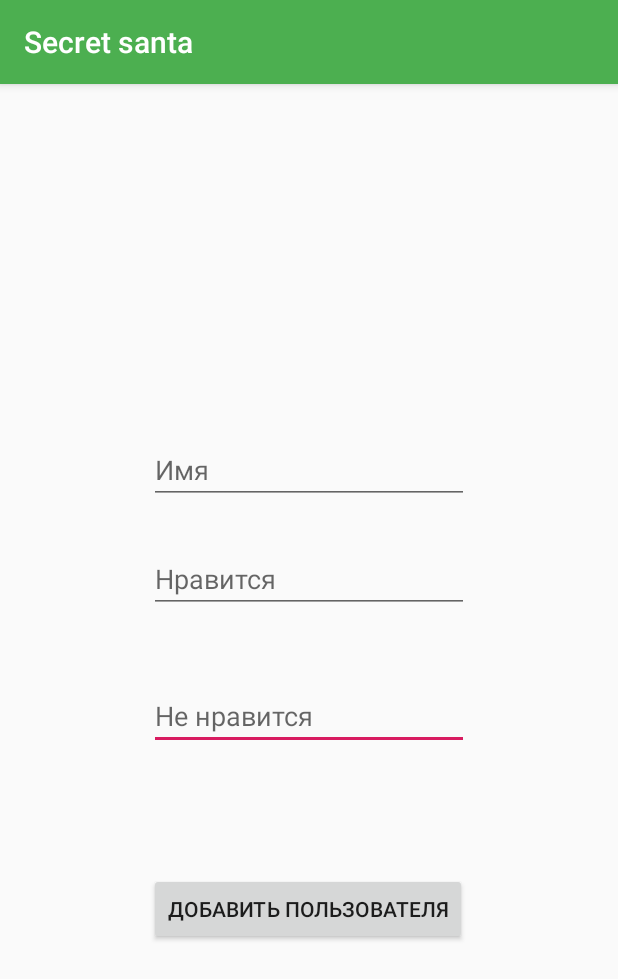
After one commit to AleksKirienko/Santa, an Android app: the CreateUser screen opened directly, with no data from a screen before it, on a phone screen of 412 x 824 dp. The commit adds this screen. Shown: the top 979 px of the screen. Run offline under Robolectric (Android 15) with nearby library versions, the phone set to English and light mode, and no system bars.

Commit message:
Added works with users in groups

```diff
--- /dev/null
+++ b/app/src/main/java/shift/santa/features/CreateUser/CreateUser.kt
@@ -0,0 +1,64 @@
+package shift.santa.features.CreateUser
+
+import android.app.Activity
+import android.content.Intent
+import androidx.appcompat.app.AppCompatActivity
+import android.os.Bundle
+import android.widget.Button
+import android.widget.ProgressBar
+import android.widget.Toast
+import androidx.recyclerview.widget.RecyclerView
+import kotlinx.android.synthetic.main.activity_create_user.*
+import shift.santa.R
+import shift.santa.features.BaseActivity
+import shift.santa.features.MvpPresenter
+import shift.santa.features.activitytwo.TwoView
+import shift.santa.features.books.presentation.BookAdapter
+import shift.santa.features.books.presentation.BookListPresenter
+import shift.santa.features.books.presentation.BookListView
+import shift.santa.features.books.presentation.PresenterFactory
+import shift.santa.features.groupList.groupListActivity
+
+class CreateUser : BaseActivity<CreateUserView>(), CreateUserView {
+
+    private var presenter: CreateUserPresenter? = null
+
+    override fun onCreate(savedInstanceState: Bundle?) {
+        super.onCreate(savedInstanceState)
+        setContentView(R.layout.activity_create_user)
+
+        button3.setOnClickListener {
+            val fieldName = editText.toString()
+            val fieldLikes = editText5.toString()
+            val fieldDislikes = editText6.toString()
+
+            presenter!!.onClick(fieldName, fieldLikes, fieldDislikes)
+        }
+    }
+
+    override fun getMvpPresenter(): MvpPresenter<CreateUserView> {
+        presenter = PresenterFactory.createPresenterUser(this)
+        return presenter!!
+    }
+
+    override fun getMvpView(): CreateUserView {
+        return this
+    }
+
+    override fun showError(error: String) {
+        Toast.makeText(this, error, Toast.LENGTH_LONG).show()
+    }
+
+    override fun openGroupList() {
+        //запрос на добавление в группу
+        //finish()
+    }
+
+
+    override fun goBackSuccess() {
+        //Toast.makeText(this, "Success", Toast.LENGTH_LONG).show()
+        //запрос на добавление группы
+        setResult(Activity.RESULT_OK)
+        finish()
+    }
+}
--- /dev/null
+++ b/app/src/main/java/shift/santa/features/CreateUser/CreateUserView.kt
@@ -0,0 +1,12 @@
+package shift.santa.features.CreateUser
+
+import shift.santa.features.MvpView
+
+interface CreateUserView : MvpView {
+
+    fun goBackSuccess()
+
+    fun showError(error: String)
+
+    fun openGroupList()
+}
--- a/app/src/main/java/shift/santa/features/activitytwo/ActivityTwo.kt
+++ b/app/src/main/java/shift/santa/features/activitytwo/ActivityTwo.kt
@@ -38,6 +38,7 @@ class ActivityTwo : BaseActivity<TwoView>(), TwoView {
     }
 
     override fun goBackSuccess() {
+        Toast.makeText(this, "Созданная ссылка помещена в буфер обмена", Toast.LENGTH_SHORT).show()
         setResult(Activity.RESULT_OK)
         finish()
     }
--- a/app/src/main/java/shift/santa/features/activitytwo/TwoPresenter.kt
+++ b/app/src/main/java/shift/santa/features/activitytwo/TwoPresenter.kt
@@ -1,5 +1,6 @@
 package shift.santa.features.activitytwo
 
+import android.widget.Toast
 import shift.santa.features.MvpPresenter
 import shift.santa.features.books.domain.BooksRepository
 import shift.santa.network.Carry
@@ -12,6 +13,7 @@ class TwoPresenter(private val repository: BooksRepository) : MvpPresenter<TwoVi
     fun onClick(name: String, countPeople: Int, userId: Long) {
         repository.createGroup(name, countPeople, userId, object : Carry<String> {
             override fun onSuccess(result: String) {
+
                 view!!.goBackSuccess()
 
             }
--- a/app/src/main/java/shift/santa/features/books/data/CreatorApi.kt
+++ b/app/src/main/java/shift/santa/features/books/data/CreatorApi.kt
@@ -13,8 +13,8 @@ interface CreatorApi {
     @GET("api/v001/users/{id}")
     fun getCreator(@Path("id") id: Long): Call<Creator>
 
-    @POST("api/v001/users")
-    fun createCreator(@Query("name") user: Creator): Call<Creator>
+    @POST("api/v001/users/")
+    fun createCreator(@Body user: Creator): Call<Creator>
 
     @DELETE("api/v001/users/{id}")
     fun deleteCreator(@Path("id") id: Long): Call<Success>
--- a/app/src/main/java/shift/santa/features/books/presentation/PresenterFactory.kt
+++ b/app/src/main/java/shift/santa/features/books/presentation/PresenterFactory.kt
@@ -3,6 +3,7 @@ package shift.santa.features.books.presentation
 import android.content.Context
 
 import shift.santa.App
+import shift.santa.features.CreateUser.CreateUserPresenter
 import shift.santa.features.activitytwo.TwoPresenter
 import shift.santa.features.books.data.BooksRepositoryImpl
 import shift.santa.features.books.data.CreatorApi
@@ -22,6 +23,13 @@ internal object PresenterFactory {
         val rep2 = userRepository ?: createUserRepository(context).also { userRepository = it }
 
         return BookListPresenter(rep2, rep)
+    }
+
+    fun createPresenterUser(context: Context): CreateUserPresenter {
+        val rep = repository ?: createRepository(context).also { repository = it }
+        val rep2 = userRepository ?: createUserRepository(context).also { userRepository = it }
+
+        return CreateUserPresenter(rep2)
     }
 
     fun createPresenterTwo(context: Context): TwoPresenter {
--- /dev/null
+++ b/app/src/main/res/layout/activity_create_user.xml
@@ -0,0 +1,61 @@
+<?xml version="1.0" encoding="utf-8"?>
+<androidx.constraintlayout.widget.ConstraintLayout xmlns:android="http://schemas.android.com/apk/res/android"
+    xmlns:app="http://schemas.android.com/apk/res-auto"
+    xmlns:tools="http://schemas.android.com/tools"
+    android:layout_width="match_parent"
+    android:layout_height="match_parent"
+    tools:context=".features.CreateUser.CreateUser">
+
+    <EditText
+        android:id="@+id/editText6"
+        android:layout_width="wrap_content"
+        android:layout_height="wrap_content"
+        android:layout_marginBottom="324dp"
+        android:ems="10"
+        android:hint="Не нравится"
+        android:inputType="textPersonName"
+        app:layout_constraintBottom_toBottomOf="parent"
+        app:layout_constraintEnd_toEndOf="parent"
+        app:layout_constraintStart_toStartOf="parent"
+        app:layout_constraintTop_toBottomOf="@+id/editText5"
+        app:layout_constraintVertical_bias="1.0" />
+
+    <EditText
+        android:id="@+id/editText"
+        android:layout_width="wrap_content"
+        android:layout_height="wrap_content"
+        android:layout_marginTop="80dp"
+        android:ems="10"
+        android:hint="Имя"
+        android:inputType="textPersonName"
+        app:layout_constraintBottom_toTopOf="@+id/editText5"
+        app:layout_constraintEnd_toEndOf="parent"
+        app:layout_constraintStart_toStartOf="parent"
+        app:layout_constraintTop_toTopOf="parent"
+        app:layout_constraintVertical_bias="0.85" />
+
+    <EditText
+        android:id="@+id/editText5"
+        android:layout_width="wrap_content"
+        android:layout_height="wrap_content"
+        android:ems="10"
+        android:hint="Нравится"
+        android:inputType="textPersonName"
+        app:layout_constraintBottom_toBottomOf="parent"
+        app:layout_constraintEnd_toEndOf="parent"
+        app:layout_constraintStart_toStartOf="parent"
+        app:layout_constraintTop_toTopOf="parent"
+        app:layout_constraintVertical_bias="0.425" />
+
+    <Button
+        android:id="@+id/button3"
+        android:layout_width="wrap_content"
+        android:layout_height="wrap_content"
+        android:text="Добавить пользователя"
+        app:layout_constraintBottom_toBottomOf="parent"
+        app:layout_constraintEnd_toEndOf="parent"
+        app:layout_constraintHorizontal_bias="0.497"
+        app:layout_constraintStart_toStartOf="parent"
+        app:layout_constraintTop_toBottomOf="@+id/editText6"
+        app:layout_constraintVertical_bias="0.297" />
+</androidx.constraintlayout.widget.ConstraintLayout>
```
Also changed, not shown: app/src/main/AndroidManifest.xml (+5 -4 lines), app/src/main/java/shift/santa/features/CreateUser/CreateUserPresenter.kt (added, +25 -0 lines), app/src/main/java/shift/santa/features/books/domain/model/Creator.kt (+4 -6 lines), app/src/main/java/shift/santa/features/books/presentation/BookActivity.kt (+22 -3 lines), app/src/main/java/shift/santa/features/groupList/groupListActivity.kt (added, +22 -0 lines), app/src/main/res/layout/activity_group_list.xml (added, +9 -0 lines).
